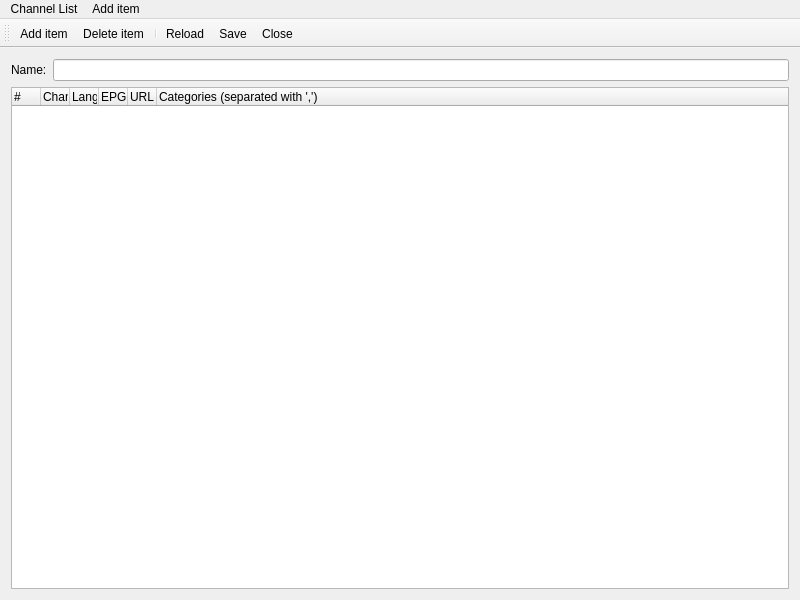
ntadej/tano, file ui/EditPlaylist.ui: the form before one commit.
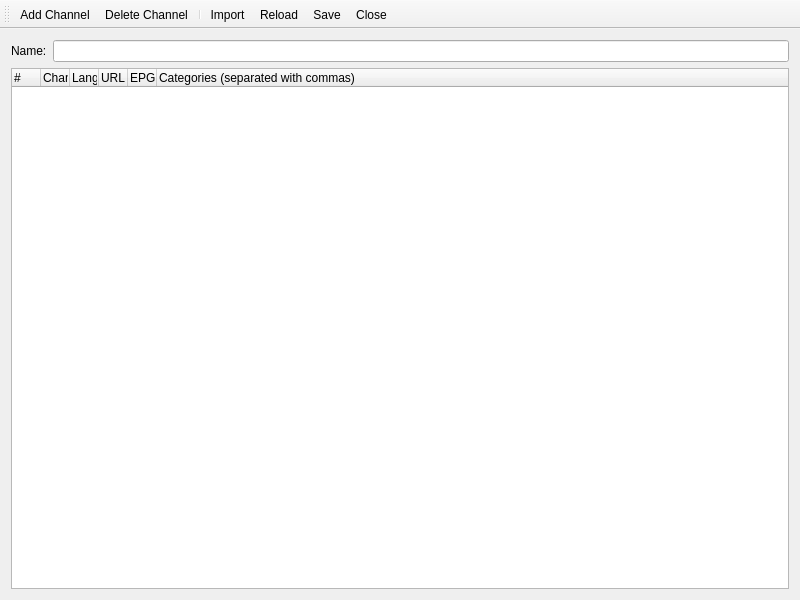
The form after the commit. Icons and pictures are not drawn.

What changed in the file:
```diff
--- a/ui/EditPlaylist.ui
+++ b/ui/EditPlaylist.ui
@@ -47,9 +47,6 @@
       <attribute name="headerDefaultSectionSize">
        <number>29</number>
       </attribute>
-      <attribute name="headerDefaultSectionSize">
-       <number>29</number>
-      </attribute>
       <column>
        <property name="text">
         <string notr="true">#</string>
@@ -65,11 +62,6 @@
         <string>Language</string>
        </property>
       </column>
-      <column>
-       <property name="text">
-        <string>EPG</string>
-       </property>
-      </column>
       <column>
        <property name="text">
         <string>URL</string>
@@ -77,7 +69,12 @@
       </column>
       <column>
        <property name="text">
-        <string>Categories (separated with ',')</string>
+        <string>EPG</string>
+       </property>
+      </column>
+      <column>
+       <property name="text">
+        <string>Categories (separated with commas)</string>
        </property>
       </column>
      </widget>
@@ -103,65 +100,24 @@
    <attribute name="toolBarBreak">
     <bool>false</bool>
    </attribute>
-   <addaction name="actionAdd"/>
+   <addaction name="actionAddChannel"/>
    <addaction name="actionDelete"/>
    <addaction name="separator"/>
+   <addaction name="actionImport"/>
    <addaction name="actionReload"/>
    <addaction name="actionSave"/>
    <addaction name="actionClose"/>
   </widget>
-  <widget class="QMenuBar" name="menuBar">
-   <property name="geometry">
-    <rect>
-     <x>0</x>
-     <y>0</y>
-     <width>800</width>
-     <height>27</height>
-    </rect>
-   </property>
-   <widget class="QMenu" name="menuChannel_List">
-    <property name="title">
-     <string>Channel List</string>
-    </property>
-    <addaction name="actionReload"/>
-    <addaction name="actionSave"/>
-    <addaction name="actionClose"/>
-   </widget>
-   <widget class="QMenu" name="menuAdd">
-    <property name="title">
-     <string>Add item</string>
-    </property>
-    <addaction name="actionAddChannel"/>
-    <addaction name="actionAddCategory"/>
-    <addaction name="actionAddSubCategory"/>
-    <addaction name="separator"/>
-    <addaction name="actionDelete"/>
-   </widget>
-   <addaction name="menuChannel_List"/>
-   <addaction name="menuAdd"/>
-  </widget>
   <action name="actionAddChannel">
    <property name="icon">
     <iconset resource="images.qrc">
      <normaloff>:/icons/images/video.png</normaloff>:/icons/images/video.png</iconset>
    </property>
    <property name="text">
-    <string>Channel</string>
+    <string>Add Channel</string>
    </property>
    <property name="toolTip">
-    <string>Channel</string>
-   </property>
-  </action>
-  <action name="actionAddCategory">
-   <property name="icon">
-    <iconset resource="images.qrc">
-     <normaloff>:/icons/images/folder_video.png</normaloff>:/icons/images/folder_video.png</iconset>
-   </property>
-   <property name="text">
-    <string>Main Category</string>
-   </property>
-   <property name="toolTip">
-    <string>Main Category</string>
+    <string>Add Channel</string>
    </property>
   </action>
   <action name="actionDelete">
@@ -170,10 +126,10 @@
      <normaloff>:/icons/images/editdelete.png</normaloff>:/icons/images/editdelete.png</iconset>
    </property>
    <property name="text">
-    <string>Delete item</string>
+    <string>Delete Channel</string>
    </property>
    <property name="toolTip">
-    <string>Delete item</string>
+    <string>Delete Channel</string>
    </property>
   </action>
   <action name="actionSave">
@@ -203,28 +159,13 @@
     <string>Reload</string>
    </property>
   </action>
-  <action name="actionAddSubCategory">
+  <action name="actionImport">
    <property name="icon">
     <iconset resource="images.qrc">
-     <normaloff>:/icons/images/folder_video.png</normaloff>:/icons/images/folder_video.png</iconset>
+     <normaloff>:/icons/images/fileimport.png</normaloff>:/icons/images/fileimport.png</iconset>
    </property>
    <property name="text">
-    <string>Subcategory</string>
-   </property>
-   <property name="toolTip">
-    <string>Subcategory</string>
-   </property>
-  </action>
-  <action name="actionAdd">
-   <property name="icon">
-    <iconset resource="images.qrc">
-     <normaloff>:/icons/images/folder_video.png</normaloff>:/icons/images/folder_video.png</iconset>
-   </property>
-   <property name="text">
-    <string>Add item</string>
-   </property>
-   <property name="toolTip">
-    <string>Add item</string>
+    <string>Import</string>
    </property>
   </action>
  </widget>
```
